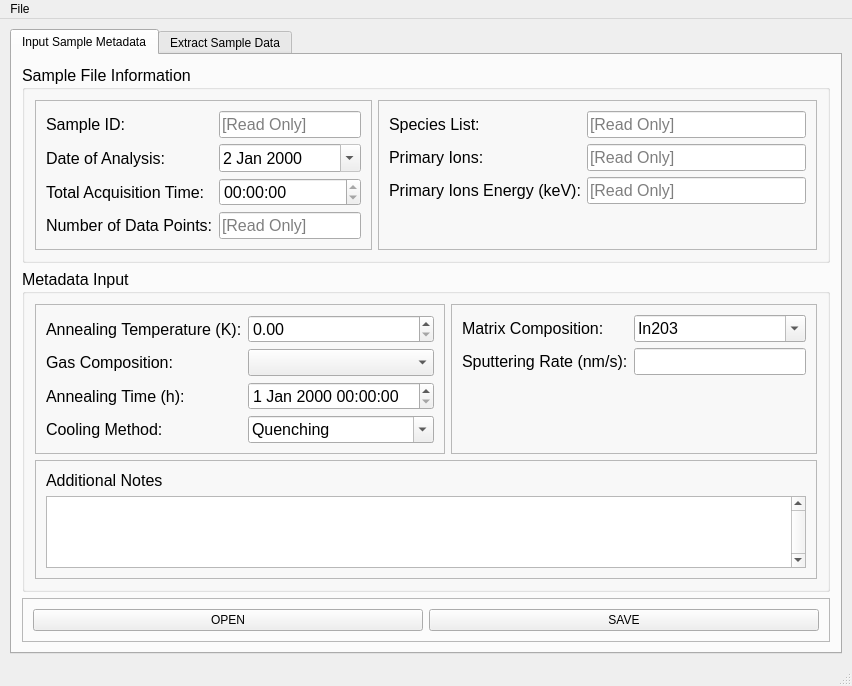
Before: the Qt Designer form programFiles/MainUI.ui in Gimb0/KS1911-SIMS, drawn with Qt 5.
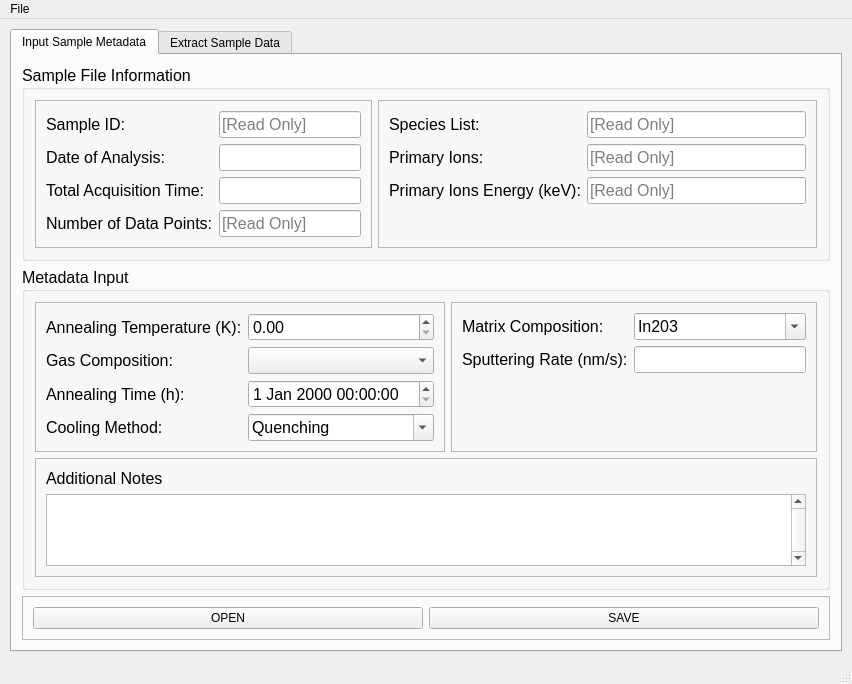
After: the same form once the commit is applied. The open tabs and pages were chosen to show the change.

```diff
--- a/programFiles/MainUI.ui
+++ b/programFiles/MainUI.ui
@@ -101,7 +101,7 @@
                </widget>
               </item>
               <item row="2" column="1">
-               <widget class="QDateEdit" name="sampleDateDate">
+               <widget class="QLineEdit" name="sampleDateDate">
                 <property name="sizePolicy">
                  <sizepolicy hsizetype="MinimumExpanding" vsizetype="Fixed">
                   <horstretch>0</horstretch>
@@ -111,16 +111,6 @@
                 <property name="readOnly">
                  <bool>true</bool>
                 </property>
-                <property name="calendarPopup">
-                 <bool>true</bool>
-                </property>
-                <property name="date">
-                 <date>
-                  <year>2000</year>
-                  <month>1</month>
-                  <day>2</day>
-                 </date>
-                </property>
                </widget>
               </item>
               <item row="3" column="0">
@@ -136,7 +126,7 @@
                </widget>
               </item>
               <item row="3" column="1">
-               <widget class="QTimeEdit" name="sampleAcqTimeTime">
+               <widget class="QLineEdit" name="sampleAcqTimeTime">
                 <property name="sizePolicy">
                  <sizepolicy hsizetype="MinimumExpanding" vsizetype="Fixed">
                   <horstretch>0</horstretch>
@@ -146,9 +136,6 @@
                 <property name="readOnly">
                  <bool>true</bool>
                 </property>
-                <property name="displayFormat">
-                 <string>hh:mm:ss</string>
-                </property>
                </widget>
               </item>
               <item row="4" column="0">
```
Left out of the diff: 2 changed lines with no effect on the pictures.
